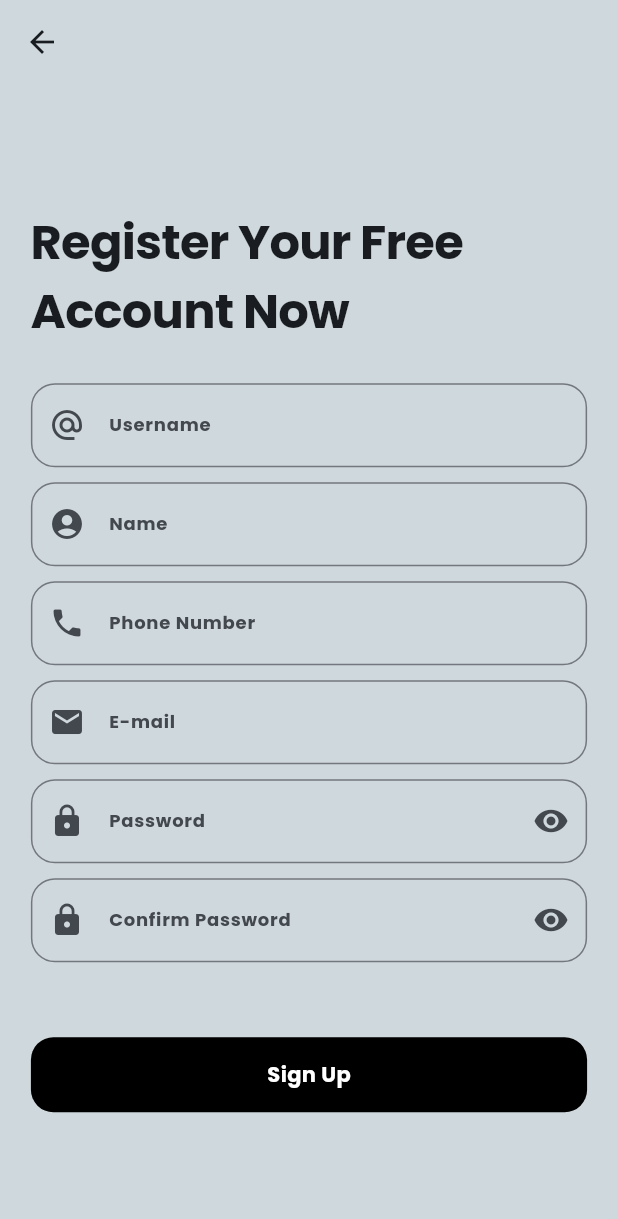
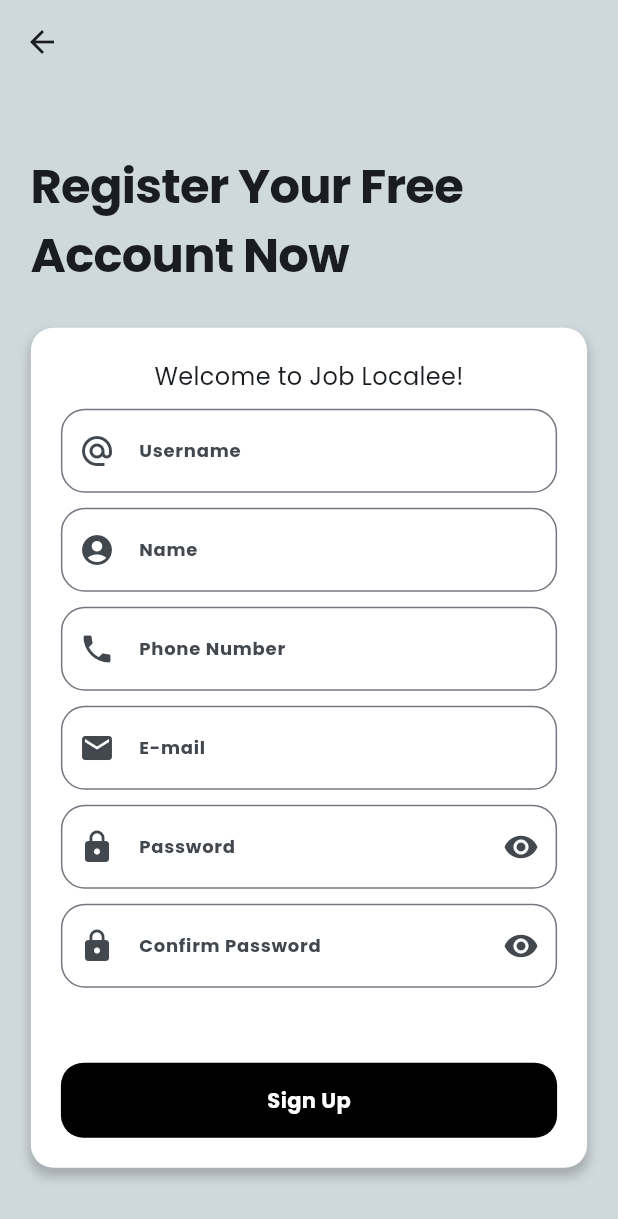
Before and after one commit to joblocalee/joblocalee, a Flutter app: the RegistrationScreen screen opened by its route, on a phone screen of 412 x 824 dp. Shown: the top 1219 px of the screen. Run offline on Flutter 3.47's test engine with Material 3 defaults, Android fonts, the phone set to English and light mode, and no system bars; our stand-ins replace auto_route, dio, freezed_annotation, gap, get_it, google_nav_bar and 2 more; missing offline and left inert: dio_http2_adapter; generated files the repository leaves out were written again.

Commit message:
registration_screen

```diff
--- a/lib/ui/screens/auth/registration_screen.dart
+++ b/lib/ui/screens/auth/registration_screen.dart
@@ -37,6 +37,28 @@ class RegistrationScreen extends StatelessWidget {
                     style: AppTypography.headlineLarge,
                   ),
                   const Gap(25),
+                  Container(
+                    padding: EdgeInsets.all(20),
+                    decoration: BoxDecoration(
+                      boxShadow: [
+                        BoxShadow(
+                          color: Colors.black.withOpacity(0.2),
+                          spreadRadius: 1,
+                          blurRadius: 5,
+                          offset: const Offset(0, 5),
+                        ),
+                      ],
+                      shape: BoxShape.rectangle,
+                      borderRadius: BorderRadius.circular(15),
+                      color: Colors.white,
+                    ),
+                    child: Column(
+                      children: [
+                        Text(
+                          'Welcome to Job Localee!',
+                          style: AppTypography.bodyLarge,
+                        ),
+                        const Gap(10),
                         PrimaryFormField(
                           lText: 'Username',
                           prefix: Icon(Icons.alternate_email),
@@ -73,6 +95,9 @@ class RegistrationScreen extends StatelessWidget {
                       ],
                     ),
                   ),
+                ],
+              ),
+            ),
           ),
         ),
       ),
```
Also changed, not shown: lib/ui/screens/home/home_screen.dart (+0 -8 lines). Lines whose indentation alone changed are shown as unchanged.
